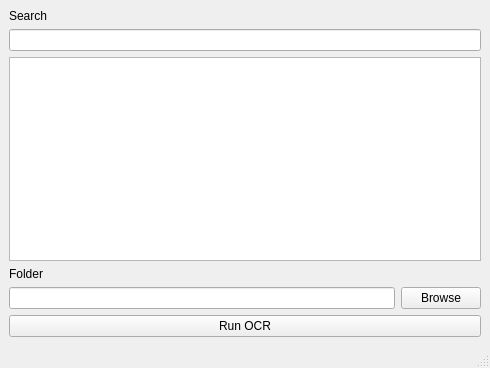
Above: ui/main_window.ui from tristancalderbank/ocr-db before the change. Below: the same form after it.
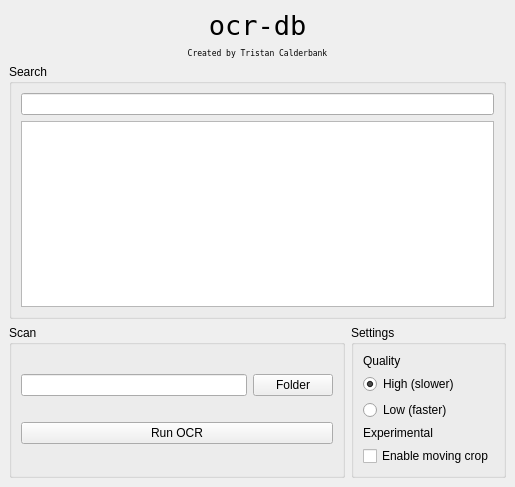
That is the form after the change.

Commit message: added quality settings, experimental crop mode

The edit to the form file:
```diff
--- a/ui/main_window.ui
+++ b/ui/main_window.ui
@@ -6,8 +6,8 @@
    <rect>
     <x>0</x>
     <y>0</y>
-    <width>490</width>
-    <height>368</height>
+    <width>515</width>
+    <height>487</height>
    </rect>
   </property>
   <property name="windowTitle">
@@ -17,48 +17,136 @@
    <layout class="QVBoxLayout" name="verticalLayout">
     <item>
      <widget class="QLabel" name="label">
+      <property name="font">
+       <font>
+        <family>Fixedsys</family>
+        <pointsize>20</pointsize>
+        <weight>50</weight>
+        <bold>false</bold>
+       </font>
+      </property>
       <property name="text">
-       <string>Search</string>
+       <string>ocr-db</string>
+      </property>
+      <property name="alignment">
+       <set>Qt::AlignCenter</set>
       </property>
      </widget>
     </item>
-    <item>
-     <widget class="QLineEdit" name="searchBar"/>
-    </item>
-    <item>
-     <widget class="QListWidget" name="matchList"/>
-    </item>
     <item>
      <widget class="QLabel" name="label_2">
+      <property name="font">
+       <font>
+        <family>Fixedsys</family>
+        <pointsize>6</pointsize>
+       </font>
+      </property>
       <property name="text">
-       <string>Folder</string>
+       <string>Created by Tristan Calderbank</string>
       </property>
+      <property name="alignment">
+       <set>Qt::AlignCenter</set>
+      </property>
+     </widget>
+    </item>
+    <item>
+     <widget class="QGroupBox" name="groupBox">
+      <property name="title">
+       <string>Search</string>
+      </property>
+      <layout class="QVBoxLayout" name="verticalLayout_2">
+       <item>
+        <widget class="QLineEdit" name="searchBar"/>
+       </item>
+       <item>
+        <widget class="QListWidget" name="matchList"/>
+       </item>
+      </layout>
      </widget>
     </item>
     <item>
      <layout class="QHBoxLayout" name="horizontalLayout">
       <item>
-       <widget class="QLineEdit" name="directoryBar"/>
+       <widget class="QGroupBox" name="groupBox_2">
+        <property name="title">
+         <string>Scan</string>
+        </property>
+        <layout class="QVBoxLayout" name="verticalLayout_3">
+         <item>
+          <layout class="QHBoxLayout" name="horizontalLayout_2">
+           <item>
+            <widget class="QLineEdit" name="directoryBar"/>
+           </item>
+           <item>
+            <widget class="QPushButton" name="folderSelect">
+             <property name="text">
+              <string>Folder</string>
+             </property>
+            </widget>
+           </item>
+          </layout>
+         </item>
+         <item>
+          <widget class="QPushButton" name="runOCR">
+           <property name="text">
+            <string>Run OCR</string>
+           </property>
+          </widget>
+         </item>
+        </layout>
+       </widget>
       </item>
       <item>
-       <widget class="QPushButton" name="folderSelect">
-        <property name="text">
-         <string>Browse</string>
+       <widget class="QGroupBox" name="groupBox_3">
+        <property name="title">
+         <string>Settings</string>
         </property>
+        <layout class="QVBoxLayout" name="verticalLayout_4">
+         <item>
+          <widget class="QLabel" name="label_3">
+           <property name="text">
+            <string>Quality</string>
+           </property>
+          </widget>
+         </item>
+         <item>
+          <widget class="QRadioButton" name="radioHigh">
+           <property name="text">
+            <string>High (slower)</string>
+           </property>
+           <property name="checked">
+            <bool>true</bool>
+           </property>
+          </widget>
+         </item>
+         <item>
+          <widget class="QRadioButton" name="radioLow">
+           <property name="text">
+            <string>Low (faster)</string>
+           </property>
+          </widget>
+         </item>
+         <item>
+          <widget class="QLabel" name="label_4">
+           <property name="text">
+            <string>Experimental</string>
+           </property>
+          </widget>
+         </item>
+         <item>
+          <widget class="QCheckBox" name="checkMovingCrop">
+           <property name="text">
+            <string>Enable moving crop</string>
+           </property>
+          </widget>
+         </item>
+        </layout>
        </widget>
       </item>
      </layout>
     </item>
-    <item>
-     <widget class="QPushButton" name="runOCR">
-      <property name="text">
-       <string>Run OCR</string>
-      </property>
-     </widget>
-    </item>
    </layout>
   </widget>
-  <widget class="QStatusBar" name="statusBar"/>
  </widget>
  <resources/>
  <connections/>
```
The commit also changes 2 other files.
